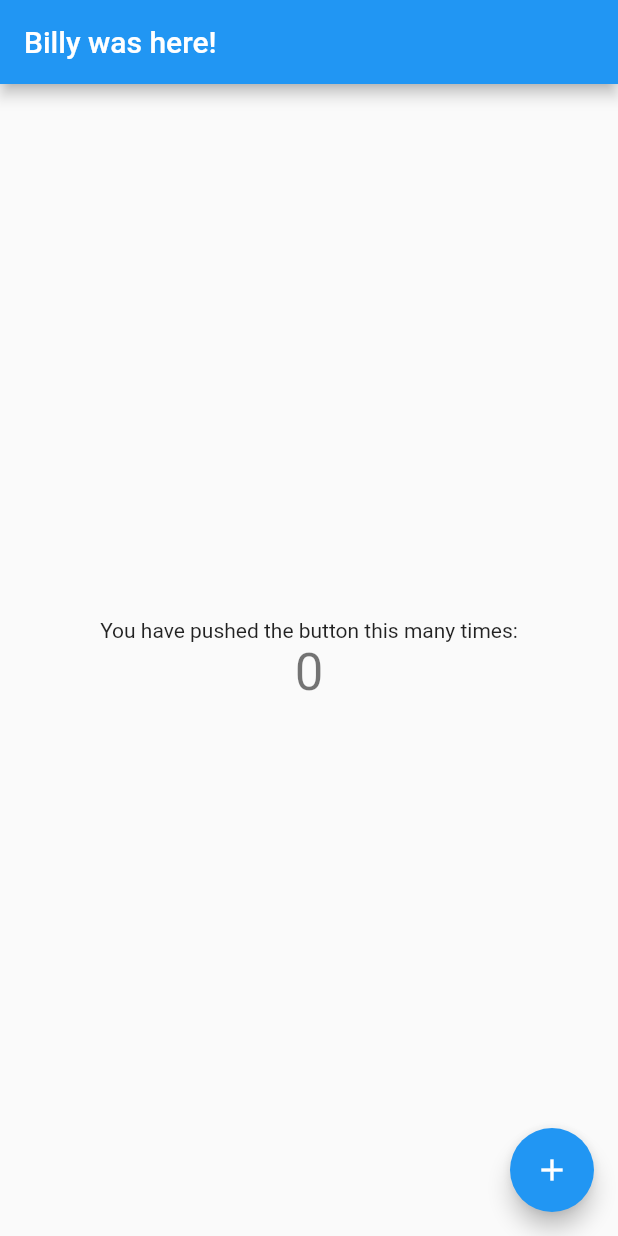
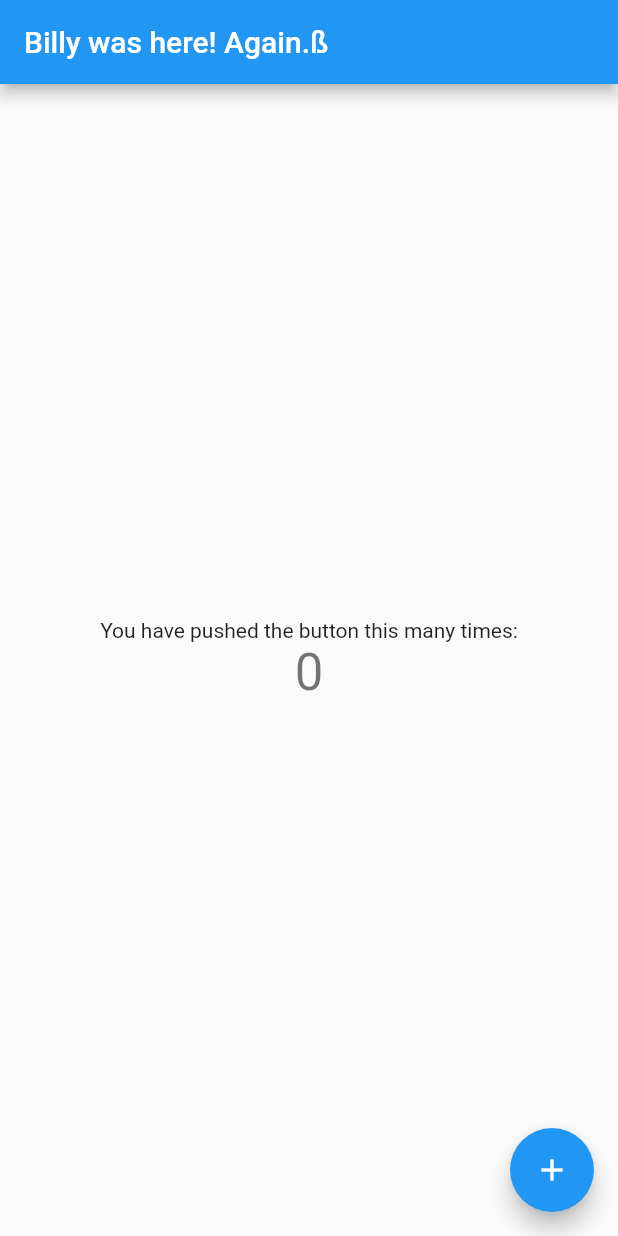
Before and after one commit to mumby0168/Prototype_Apps, a Flutter app: the screen it shows after launch, on a phone screen of 412 x 824 dp. Run offline on Flutter 3.47's test engine with Material 2 defaults, Android fonts, the phone set to English and light mode, and no system bars.

Commit message:
billy change

```diff
--- a/src/app_template/lib/main.dart
+++ b/src/app_template/lib/main.dart
@@ -26,7 +26,7 @@ class MyApp extends StatelessWidget {
         // closer together (more dense) than on mobile platforms.
         visualDensity: VisualDensity.adaptivePlatformDensity,
       ),
-      home: MyHomePage(title: 'Billy was here!'),
+      home: MyHomePage(title: 'Billy was here! Again.ß'),
     );
   }
 }
```
